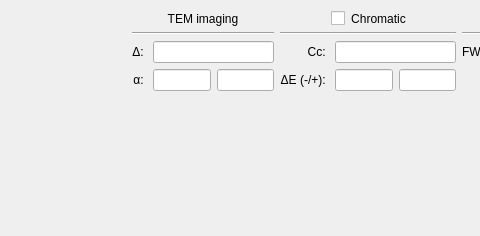
Above: src/gui/frames/incoherenceframe.ui from JJPPeters/clTEM before the change; both pictures show x 0 to 480 and y 0 to 236 of the 765 by 236 pixel window. Below: the same form after it.
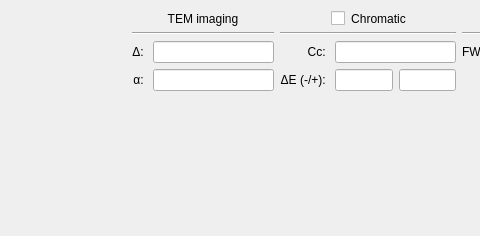
That is the form after the change. Custom widgets are drawn as their Qt base class.

The edit to the form file:
```diff
--- a/src/gui/frames/incoherenceframe.ui
+++ b/src/gui/frames/incoherenceframe.ui
@@ -177,36 +177,6 @@
      </property>
     </widget>
    </item>
-   <item row="3" column="2">
-    <layout class="QHBoxLayout" name="horizontalLayout_3">
-     <item>
-      <widget class="EditUnitsBox" name="edtBeamTilt">
-       <property name="sizePolicy">
-        <sizepolicy hsizetype="Ignored" vsizetype="Fixed">
-         <horstretch>0</horstretch>
-         <verstretch>0</verstretch>
-        </sizepolicy>
-       </property>
-       <property name="text">
-        <string/>
-       </property>
-      </widget>
-     </item>
-     <item>
-      <widget class="EditUnitsBox" name="edtBeamAzimuth">
-       <property name="sizePolicy">
-        <sizepolicy hsizetype="Ignored" vsizetype="Fixed">
-         <horstretch>0</horstretch>
-         <verstretch>0</verstretch>
-        </sizepolicy>
-       </property>
-       <property name="text">
-        <string/>
-       </property>
-      </widget>
-     </item>
-    </layout>
-   </item>
    <item row="1" column="3" colspan="2">
     <widget class="Line" name="line">
      <property name="orientation">
@@ -423,6 +393,19 @@
      </item>
     </layout>
    </item>
+   <item row="3" column="2">
+    <widget class="EditUnitsBox" name="edtAlpha">
+     <property name="sizePolicy">
+      <sizepolicy hsizetype="Ignored" vsizetype="Fixed">
+       <horstretch>0</horstretch>
+       <verstretch>0</verstretch>
+      </sizepolicy>
+     </property>
+     <property name="text">
+      <string/>
+     </property>
+    </widget>
+   </item>
   </layout>
  </widget>
  <customwidgets>
```
Left out of the diff: 18 changed lines with no effect on the pictures.
